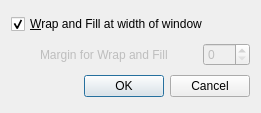
eteran/nedit-ng, file src/DialogWrapMargin.ui: the form before one commit.
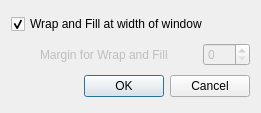
The form after the commit.

The edit to the form file:
```diff
--- a/src/DialogWrapMargin.ui
+++ b/src/DialogWrapMargin.ui
@@ -19,7 +19,7 @@
      <item>
       <widget class="QCheckBox" name="checkWrapAndFill">
        <property name="text">
-        <string>&amp;Wrap and Fill at width of window</string>
+        <string>Wrap and Fill at width of window</string>
        </property>
        <property name="checked">
         <bool>true</bool>
```
